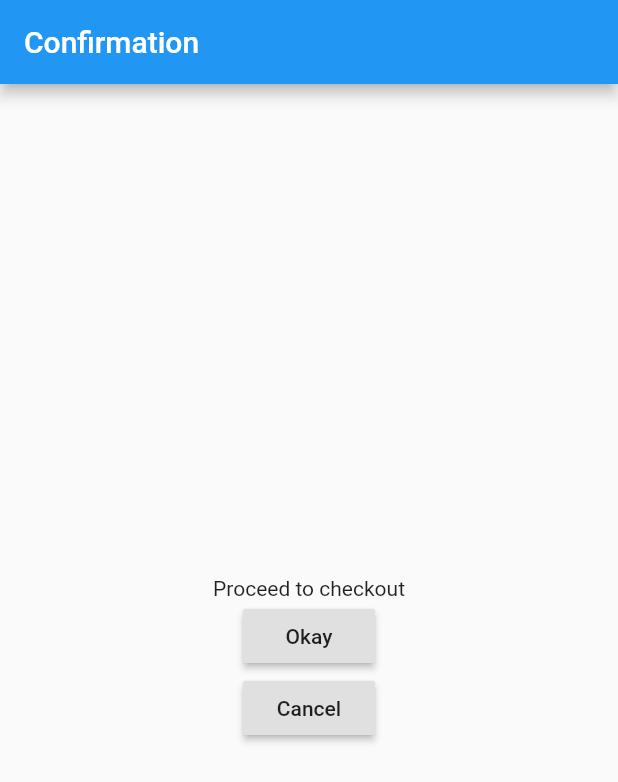
After one commit to AlexandraPavel/Masters, a Flutter app: the screen it shows after launch, after a tap on "Pay", on a phone screen of 412 x 824 dp. The commit adds this screen. Shown: the top 782 px of the screen. Run offline on Flutter 3.47's test engine with Material 2 defaults, Android fonts, the phone set to English and light mode, and no system bars; our stand-ins replace fluttertoast; missing offline and left inert: flutter_barcode_scanner, razorpay_flutter.

Commit message:
Add files via upload
added payment processing

```diff
--- /dev/null
+++ b/lib/paymen_handle.dart
@@ -0,0 +1,90 @@
+import 'package:flutter/material.dart';
+import 'package:flutter/services.dart';
+
+import 'package:razorpay_flutter/razorpay_flutter.dart';
+
+import 'package:fluttertoast/fluttertoast.dart';
+
+class Payment extends StatefulWidget {
+  int amount;
+  Payment(this.amount);
+
+  @override
+  _PaymentState createState() => _PaymentState(amount);
+}
+
+class _PaymentState extends State<Payment> {
+  static const platform = const MethodChannel("razorpay_flutter");
+  int amount;
+  _PaymentState(this.amount);
+
+  Razorpay _razorpay;
+
+  @override
+  Widget build(BuildContext context) {
+    return MaterialApp(
+      home: Scaffold(
+        appBar: AppBar(
+          title: const Text('Confirmation'),
+        ),
+        body: Center(
+            child: Column(
+                mainAxisAlignment: MainAxisAlignment.center,
+                children: <Widget>[
+                  Text("Proceed to checkout"),
+                  RaisedButton(onPressed: openCheckout, child: Text('Okay')),
+                  RaisedButton(onPressed: () => Navigator.pop(context), child: Text('Cancel'))
+                ])),
+      ),
+    );
+  }
+
+  @override
+  void initState() {
+    super.initState();
+    _razorpay = Razorpay();
+    _razorpay.on(Razorpay.EVENT_PAYMENT_SUCCESS, _handlePaymentSuccess);
+    _razorpay.on(Razorpay.EVENT_PAYMENT_ERROR, _handlePaymentError);
+    _razorpay.on(Razorpay.EVENT_EXTERNAL_WALLET, _handleExternalWallet);
+  }
+
+  @override
+  void dispose() {
+    super.dispose();
+    _razorpay.clear();
+  }
+
+  void openCheckout() async {
+    var options = {
+      'key': 'rzp_test_1DP5mmOlF5G5ag',
+      'amount': amount,
+      'name': 'Lucian Danescu',
+      'description': 'Shopping cart',
+      'prefill': {'contact': '0735783680', 'email': 'lucidanescu28@yahoo.com'},
+      'external': {
+        'wallets': ['paytm']
+      }
+    };
+
+    try {
+      _razorpay.open(options);
+    } catch (e) {
+      debugPrint(e);
+    }
+  }
+
+  void _handlePaymentSuccess(PaymentSuccessResponse response) {
+    Fluttertoast.showToast(
+      msg: "SUCCESS: " + response.paymentId, );
+  }
+
+  void _handlePaymentError(PaymentFailureResponse response) {
+    Fluttertoast.showToast(
+      msg: "ERROR: " + response.code.toString() + " - " + response.message,);
+  }
+
+  void _handleExternalWallet(ExternalWalletResponse response) {
+    Fluttertoast.showToast(
+      msg: "EXTERNAL_WALLET: " + response.walletName, );
+  }
+}
--- a/lib/scan_screen.dart
+++ b/lib/scan_screen.dart
@@ -1,6 +1,7 @@
 import 'package:flutter/material.dart';
 import 'package:flutter_barcode_scanner/flutter_barcode_scanner.dart';
 import 'shopping_cart.dart';
+import 'paymen_handle.dart';
 
 void main()=>runApp(MaterialApp(
   debugShowCheckedModeBanner: false,
@@ -13,6 +14,7 @@ class QrCode extends StatefulWidget{
 }
 
 class _QrCodeState extends State<QrCode> {
+  int amount = 200;
   String _data = "";
   List<String> products = [];
 
@@ -31,7 +33,9 @@ class _QrCodeState extends State<QrCode> {
           ),
           FlatButton(child: Text("Shopping Cart"),
             onPressed: () => Navigator.push(context, MaterialPageRoute(builder: (context) => ShoppingScreen(products))),
-            //onPressed: () {print(products[0]);},
+          ),
+          FlatButton(child: Text("Pay"),
+            onPressed: () => Navigator.push(context, MaterialPageRoute(builder: (context) => Payment(amount))),
           ),
         ],),
 
```
